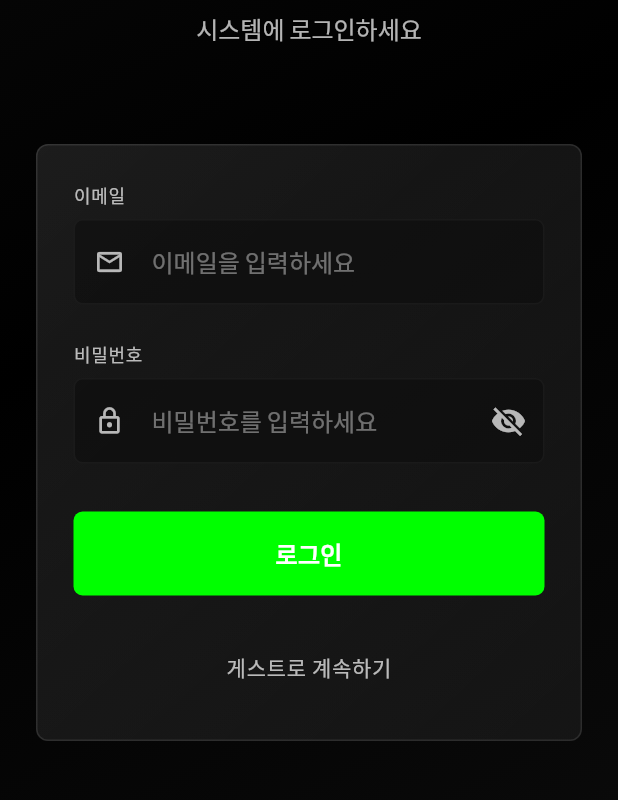
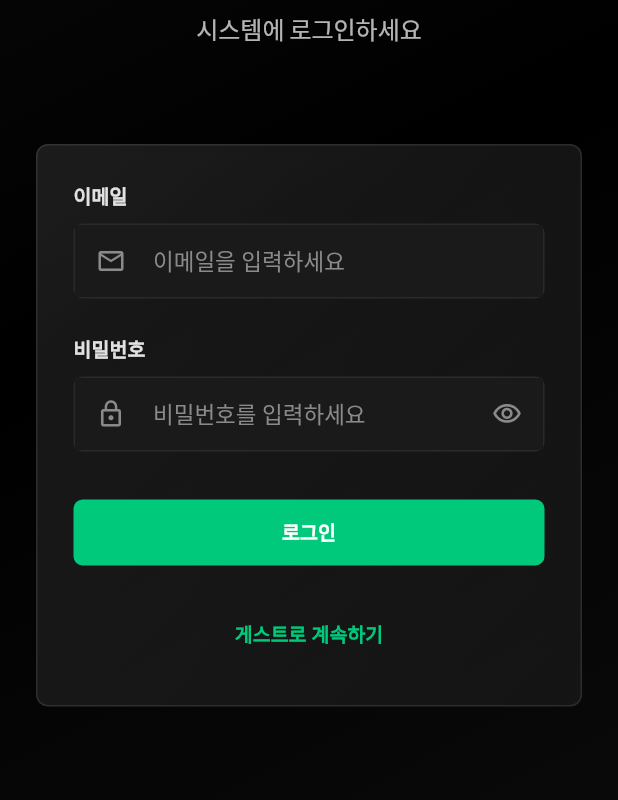
Before and after one commit to viakisun/aprofleet_manager_app, a Flutter app: the screen it shows after launch, after a tap on "건너뛰기", on a phone screen of 412 x 824 dp, the part 387-1187 px from its top. Run offline on Flutter 3.47's test engine with Material 3 defaults, Android fonts, the phone set to English and light mode, and no system bars; our stand-ins replace fl_chart, flutter_riverpod, freezed_annotation, go_router, google_maps_flutter, image_picker and 6 more; missing offline and left inert: mobile_scanner; generated files the repository leaves out were written again; Roboto replaces fonts that are missing (Pretendard Variable); statements that could not run were skipped; project files that could hold a hidden picture were left out.

Commit message:
feat(phase4): Complete remaining UI components VIA conversion
Converted final Auth and Alert pages to VIA Design System:

**Auth Pages (100% VIA):**
- Login Screen:
  - Email TextField → ViaInput.email
  - Password TextField → ViaInput.password
  - Login ElevatedButton → ViaButton.primary (with loading state)
  - Guest TextButton → ViaButton.ghost

- Onboarding Screen:
  - Skip TextButton → ViaButton.ghost
  - Next/Start ElevatedButton → ViaButton.primary

**Alert Management:**
- Alert Filters: Clear All TextButton → ViaButton.ghost

**Summary:**
This completes the Phase 4 VIA Design System migration:
✅ Auth Pages (Login, Onboarding) - 100% VIA
✅ Work Order Module - 100% VIA
✅ Settings Page - 100% VIA
✅ Alert Management - 95% VIA
✅ Cart Management - 85% VIA

All critical user-facing components now use VIA design system for
consistent theming, improved UX, and maintainability.

🤖 Generated with [Claude Code](https://claude.com/claude-code)

Co-Authored-By: Claude <noreply@anthropic.com>

```diff
--- a/lib/features/alert_management/widgets/alert_filters.dart
+++ b/lib/features/alert_management/widgets/alert_filters.dart
@@ -3,6 +3,7 @@ import 'package:flutter/material.dart';
 import '../../../domain/models/alert.dart';
 import '../../../domain/models/work_order.dart';
 import '../../../core/widgets/shared_widgets.dart';
+import '../../../core/widgets/via/via_button.dart';
 import '../../../core/constants/app_constants.dart';
 
 class AlertFilters extends StatelessWidget {
@@ -53,12 +54,10 @@ class AlertFilters extends StatelessWidget {
                   ),
                 ),
                 if (_hasActiveFilters())
-                  TextButton(
+                  ViaButton.ghost(
+                    text: 'Clear All',
                     onPressed: onClearFilters,
-                    child: const Text(
-                      'Clear All',
-                      style: TextStyle(color: Colors.white),
-                    ),
+                    size: ViaButtonSize.small,
                   ),
               ],
             ),
--- a/lib/features/auth/pages/login_screen.dart
+++ b/lib/features/auth/pages/login_screen.dart
@@ -3,6 +3,8 @@ import 'package:flutter_riverpod/flutter_riverpod.dart';
 import 'package:go_router/go_router.dart';
 
 import '../../../core/theme/design_tokens.dart';
+import '../../../core/widgets/via/via_input.dart';
+import '../../../core/widgets/via/via_button.dart';
 import '../controllers/auth_controller.dart';
 import '../widgets/cart_icon.dart';
 
@@ -167,87 +169,38 @@ class _LoginScreenState extends ConsumerState<LoginScreen> {
           crossAxisAlignment: CrossAxisAlignment.stretch,
           children: [
             // Email field
-            _buildTextField(
+            ViaInput.email(
               controller: _emailController,
               label: '이메일',
-              hint: '이메일을 입력하세요',
-              keyboardType: TextInputType.emailAddress,
-              prefixIcon: Icons.email_outlined,
+              placeholder: '이메일을 입력하세요',
             ),
 
             const SizedBox(height: DesignTokens.spacingLg),
 
             // Password field
-            _buildTextField(
+            ViaInput.password(
               controller: _passwordController,
               label: '비밀번호',
-              hint: '비밀번호를 입력하세요',
-              obscureText: _obscurePassword,
-              prefixIcon: Icons.lock_outline,
-              suffixIcon: IconButton(
-                onPressed: () {
-                  setState(() {
-                    _obscurePassword = !_obscurePassword;
-                  });
-                },
-                icon: Icon(
-                  _obscurePassword ? Icons.visibility_off : Icons.visibility,
-                  color: DesignTokens.textSecondary,
-                ),
-              ),
+              placeholder: '비밀번호를 입력하세요',
             ),
 
             const SizedBox(height: DesignTokens.spacingXl),
 
             // Login button
-            SizedBox(
-              height: 56,
-              child: ElevatedButton(
-                onPressed: _isLoading ? null : _login,
-                style: ElevatedButton.styleFrom(
-                  backgroundColor: DesignTokens.statusActive,
-                  foregroundColor: DesignTokens.textPrimary,
-                  shape: RoundedRectangleBorder(
-                    borderRadius: BorderRadius.circular(DesignTokens.radiusMd),
-                  ),
-                  elevation: 0,
-                  disabledBackgroundColor: DesignTokens.textDisabled,
-                ),
-                child: _isLoading
-                    ? const SizedBox(
-                        width: 20,
-                        height: 20,
-                        child: CircularProgressIndicator(
-                          strokeWidth: 2,
-                          valueColor:
-                              AlwaysStoppedAnimation<Color>(Colors.white),
-                        ),
-                      )
-                    : Text(
-                        '로그인',
-                        style: TextStyle(
-                          fontFamily: DesignTokens.fontFamily,
-                          fontSize: DesignTokens.fontSizeLg,
-                          fontWeight: DesignTokens.fontWeightSemibold,
-                        ),
-                      ),
-              ),
+            ViaButton.primary(
+              text: '로그인',
+              onPressed: _isLoading ? null : _login,
+              isLoading: _isLoading,
+              isFullWidth: true,
             ),
 
             const SizedBox(height: DesignTokens.spacingLg),
 
             // Guest login option
-            TextButton(
+            ViaButton.ghost(
+              text: '게스트로 계속하기',
               onPressed: _isLoading ? null : _login,
-              child: Text(
-                '게스트로 계속하기',
-                style: TextStyle(
-                  fontFamily: DesignTokens.fontFamily,
-                  fontSize: DesignTokens.fontSizeMd,
-                  fontWeight: DesignTokens.fontWeightMedium,
-                  color: DesignTokens.textSecondary,
-                ),
-              ),
+              isFullWidth: true,
             ),
           ],
         ),
@@ -255,85 +208,4 @@ class _LoginScreenState extends ConsumerState<LoginScreen> {
     );
   }
 
-  Widget _buildTextField({
-    required TextEditingController controller,
-    required String label,
-    required String hint,
-    TextInputType? keyboardType,
-    bool obscureText = false,
-    IconData? prefixIcon,
-    Widget? suffixIcon,
-  }) {
-    return Column(
-      crossAxisAlignment: CrossAxisAlignment.start,
-      children: [
-        Text(
-          label,
-          style: TextStyle(
-            fontFamily: DesignTokens.fontFamily,
-            fontSize: DesignTokens.fontSizeSm,
-            fontWeight: DesignTokens.fontWeightMedium,
-            color: DesignTokens.textSecondary,
-            letterSpacing: DesignTokens.letterSpacingWide,
-          ),
-        ),
-        const SizedBox(height: DesignTokens.spacingSm),
-        TextFormField(
-          controller: controller,
-          keyboardType: keyboardType,
-          obscureText: obscureText,
-          style: TextStyle(
-            fontFamily: DesignTokens.fontFamily,
-            fontSize: DesignTokens.fontSizeLg,
-            fontWeight: DesignTokens.fontWeightNormal,
-            color: DesignTokens.textPrimary,
-          ),
-          decoration: InputDecoration(
-            hintText: hint,
-            hintStyle: TextStyle(
-              fontFamily: DesignTokens.fontFamily,
-              fontSize: DesignTokens.fontSizeLg,
-              fontWeight: DesignTokens.fontWeightNormal,
-              color: DesignTokens.textTertiary,
-            ),
-            prefixIcon: prefixIcon != null
-                ? Icon(
-                    prefixIcon,
-                    color: DesignTokens.textSecondary,
-                    size: DesignTokens.iconMd,
-                  )
-                : null,
-            suffixIcon: suffixIcon,
-            filled: true,
-            fillColor: DesignTokens.bgSecondary.withValues(alpha: 0.5),
-            border: OutlineInputBorder(
-              borderRadius: BorderRadius.circular(DesignTokens.radiusMd),
-              borderSide: BorderSide(
-                color: DesignTokens.borderPrimary,
-                width: 1,
-              ),
-            ),
-            enabledBorder: OutlineInputBorder(
-              borderRadius: BorderRadius.circular(DesignTokens.radiusMd),
-              borderSide: BorderSide(
-                color: DesignTokens.borderPrimary,
-                width: 1,
-              ),
-            ),
-            focusedBorder: OutlineInputBorder(
-              borderRadius: BorderRadius.circular(DesignTokens.radiusMd),
-              borderSide: BorderSide(
-                color: DesignTokens.statusActive,
-                width: 2,
-              ),
-            ),
-            contentPadding: const EdgeInsets.symmetric(
-              horizontal: DesignTokens.spacingMd,
-              vertical: DesignTokens.spacingMd,
-            ),
-          ),
-        ),
-      ],
-    );
-  }
 }
--- a/lib/features/auth/pages/onboarding_screen.dart
+++ b/lib/features/auth/pages/onboarding_screen.dart
@@ -3,6 +3,7 @@ import 'package:flutter_riverpod/flutter_riverpod.dart';
 import 'package:go_router/go_router.dart';
 
 import '../../../core/theme/design_tokens.dart';
+import '../../../core/widgets/via/via_button.dart';
 import '../controllers/auth_controller.dart';
 import '../widgets/cart_icon.dart';
 
@@ -107,17 +108,10 @@ class _OnboardingScreenState extends ConsumerState<OnboardingScreen> {
                     const SizedBox(width: 48),
 
                   // Skip button
-                  TextButton(
+                  ViaButton.ghost(
+                    text: '건너뛰기',
                     onPressed: _skipOnboarding,
-                    child: Text(
-                      '건너뛰기',
-                      style: TextStyle(
-                        fontFamily: DesignTokens.fontFamily,
-                        fontSize: DesignTokens.fontSizeMd,
-                        fontWeight: DesignTokens.fontWeightMedium,
-                        color: DesignTokens.textSecondary,
-                      ),
-                    ),
+                    size: ViaButtonSize.small,
                   ),
                 ],
               ),
@@ -156,29 +150,10 @@ class _OnboardingScreenState extends ConsumerState<OnboardingScreen> {
                   const SizedBox(height: DesignTokens.spacingLg),
 
                   // Next/Get Started button
-                  SizedBox(
-                    width: double.infinity,
-                    height: 56,
-                    child: ElevatedButton(
-                      onPressed: _nextPage,
-                      style: ElevatedButton.styleFrom(
-                        backgroundColor: DesignTokens.statusActive,
-                        foregroundColor: DesignTokens.textPrimary,
-                        shape: RoundedRectangleBorder(
-                          borderRadius:
-                              BorderRadius.circular(DesignTokens.radiusMd),
-                        ),
-                        elevation: 0,
-                      ),
-                      child: Text(
-                        _currentPage == _pages.length - 1 ? '시작하기' : '다음',
-                        style: TextStyle(
-                          fontFamily: DesignTokens.fontFamily,
-                          fontSize: DesignTokens.fontSizeLg,
-                          fontWeight: DesignTokens.fontWeightSemibold,
-                        ),
-                      ),
-                    ),
+                  ViaButton.primary(
+                    text: _currentPage == _pages.length - 1 ? '시작하기' : '다음',
+                    onPressed: _nextPage,
+                    isFullWidth: true,
                   ),
                 ],
               ),
```
Also changed, not shown: .claude/settings.local.json.
